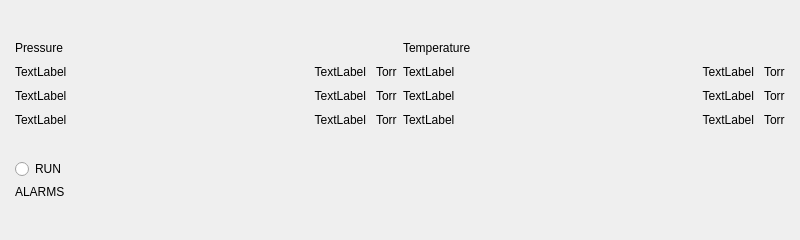
Before: the Qt Designer form ui/resources/RunPage_test.ui in tamdak-dan/rch-steamer, drawn with Qt 5.
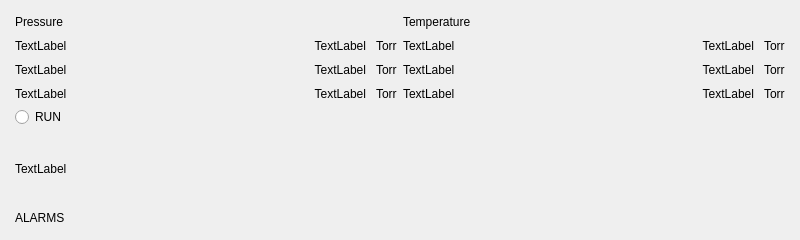
After: the same form once the commit is applied.

The edit to the form file:
```diff
--- a/ui/resources/RunPage_test.ui
+++ b/ui/resources/RunPage_test.ui
@@ -372,6 +372,13 @@
        </property>
       </widget>
      </item>
+     <item>
+      <widget class="QLabel" name="HMI_nPT1">
+       <property name="text">
+        <string>TextLabel</string>
+       </property>
+      </widget>
+     </item>
      <item>
       <widget class="QLabel" name="label_21">
        <property name="sizePolicy">
```
